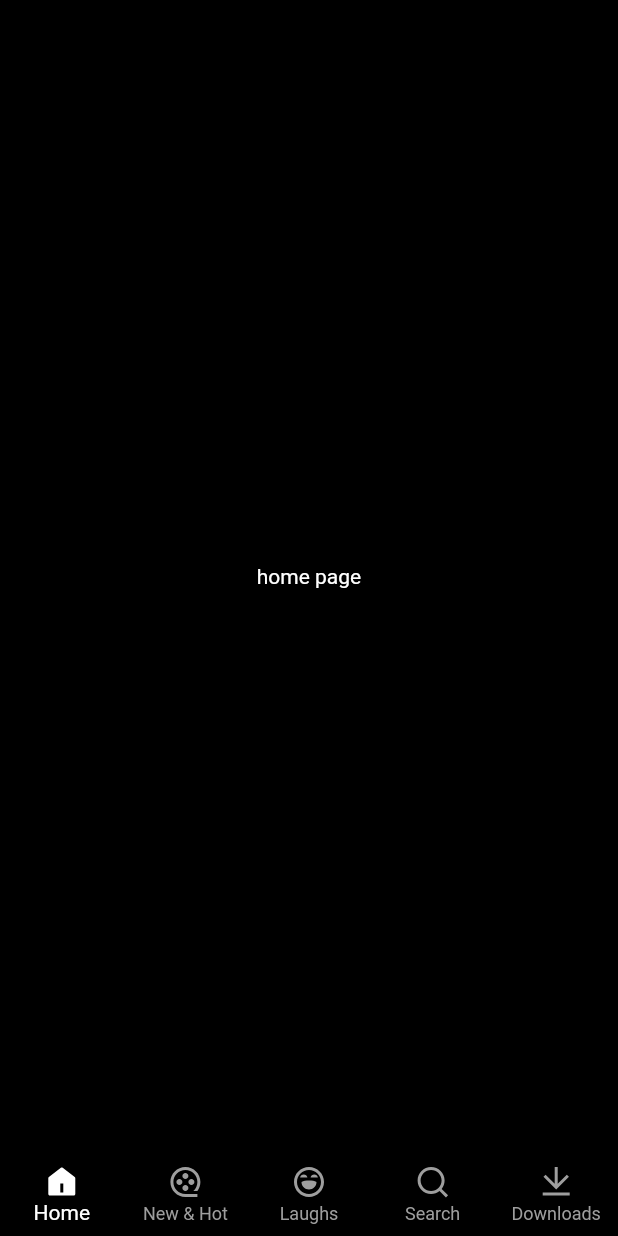
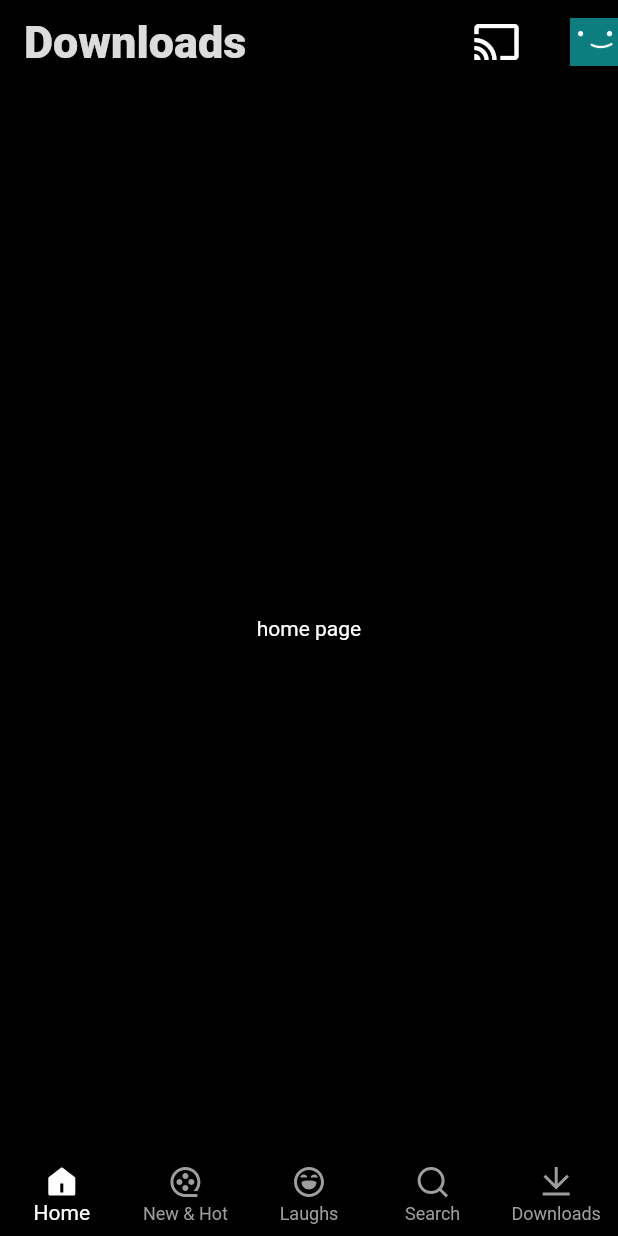
Before and after one commit to aninarafath6/flutter-netflix-clone, a Flutter app: the screen it shows after launch, on a phone screen of 412 x 824 dp. Run offline on Flutter 3.47's test engine with Material 2 defaults, Android fonts, the phone set to English and light mode, and no system bars; our stand-ins replace google_fonts, remixicon; Roboto replaces fonts that are missing (Yantramanav).

Commit message:
app bar type changed

```diff
--- a/lib/presentation/screen/main_screen/main_screen.dart
+++ b/lib/presentation/screen/main_screen/main_screen.dart
@@ -1,4 +1,6 @@
 import 'package:flutter/material.dart';
+import 'package:netflix_clone/core/sizes/app_sizes.dart';
+import 'package:netflix_clone/core/strings/downloads_page/downloads_strings.dart';
 import 'package:netflix_clone/presentation/screen/main_screen/widgets/bottom_nav.dart';
 import 'package:netflix_clone/presentation/screen/pages/downloads_page/downloads_page.dart';
 import 'package:netflix_clone/presentation/screen/pages/home_page/home_page.dart';
@@ -6,8 +8,10 @@ import 'package:netflix_clone/presentation/screen/pages/laughs_page/laughs_page.
 import 'package:netflix_clone/presentation/screen/pages/new_and_hot_page/new_and_hot_page.dart';
 import 'package:netflix_clone/presentation/screen/pages/search_page/search_page.dart';
 
+import '../../widgets/app_bar_widget.dart';
+
 class MainScreen extends StatelessWidget {
-   MainScreen({Key? key}) : super(key: key);
+  const MainScreen({Key? key}) : super(key: key);
 
   final List<Widget> pages = const [
     HomePage(),
@@ -17,9 +21,23 @@ class MainScreen extends StatelessWidget {
     DownloadsPage(),
   ];
 
+  final List<String> pageTitles = const [
+    'Home',
+    'New & Hot',
+    'Fast Laughs',
+    'Search',
+    'Downloads',
+  ];
+
   @override
   Widget build(BuildContext context) {
     return Scaffold(
+      appBar: const PreferredSize(
+        preferredSize: Size.fromHeight(AppSizes.toolbarHeight),
+        child: CAppBar(
+          title: DownloadsStrings.downloadsTitle,
+        ),
+      ),
       body: PageView.builder(
         itemCount: pages.length,
         itemBuilder: (context, index) => pages[index],
```
Also changed, not shown: lib/presentation/screen/pages/downloads_page/downloads_page.dart (+1 -11 lines).
